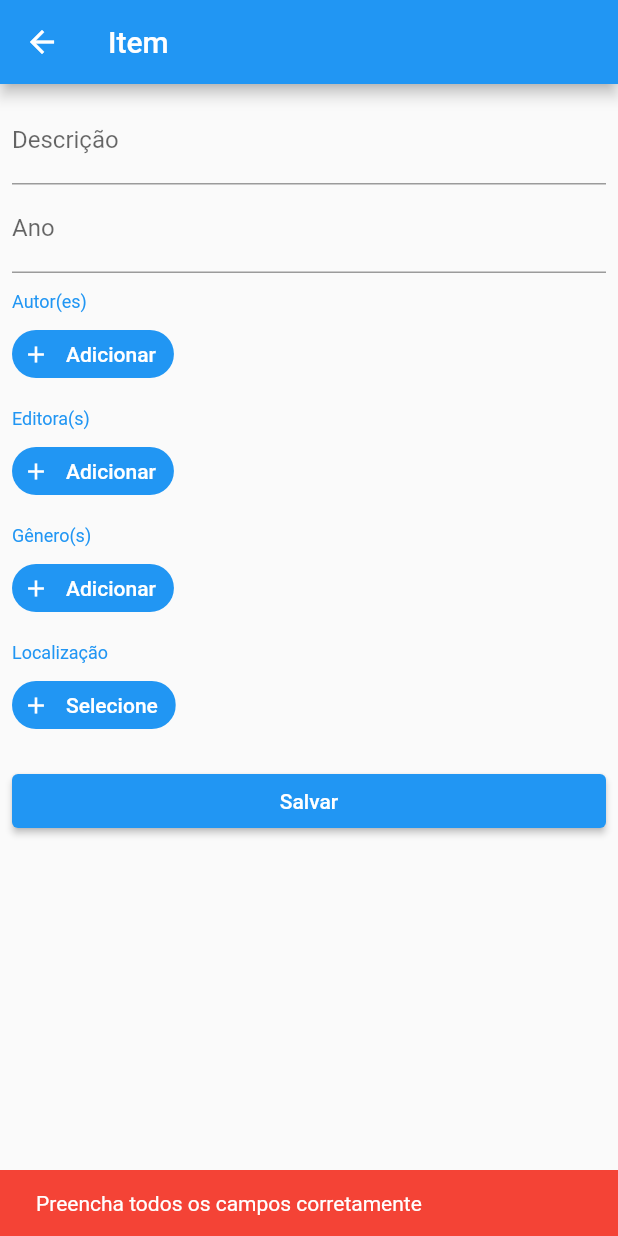
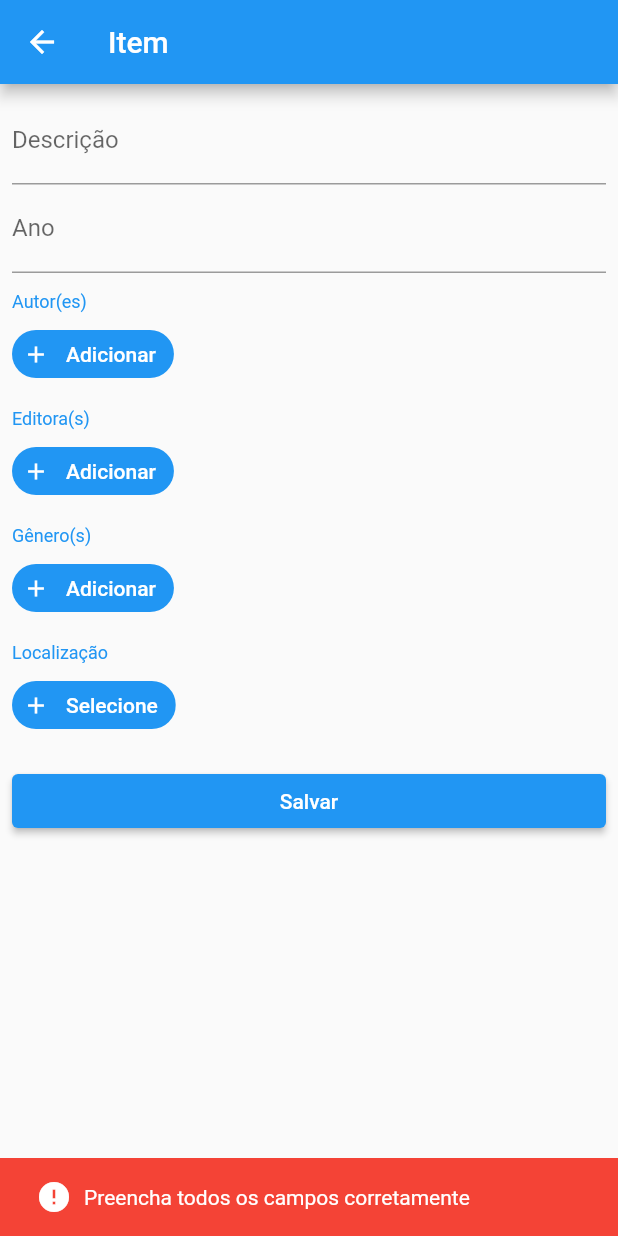
Before and after one commit to leandrofabianjr/minha-biblioteca-flutter, a Flutter app: the ItemsForm screen opened by its route, after a tap on "Salvar", on a phone screen of 412 x 824 dp. Run offline on Flutter 3.47's test engine with Material 2 defaults, Android fonts, the phone set to English and light mode, and no system bars; our stand-ins replace equatable, firebase_auth, firebase_core, flutter_mobx, flutter_modular, google_sign_in and 2 more; accounts and stored records are empty; generated files the repository leaves out were written again; network calls fail.

Commit message:
Continuado formulário de item

```diff
--- /dev/null
+++ b/lib/components/toast.dart
@@ -0,0 +1,64 @@
+import 'package:flutter/material.dart';
+
+class Toast {
+  final ScaffoldMessengerState? _scaffoldMessengerState;
+
+  Toast(this._scaffoldMessengerState);
+
+  void _showToast({
+    required IconData icon,
+    required String message,
+    required Color color,
+    SnackBarAction? action,
+  }) {
+    final foregroundColor =
+        ThemeData.estimateBrightnessForColor(color) == Brightness.dark
+            ? Colors.white
+            : Colors.black;
+
+    _scaffoldMessengerState?.removeCurrentSnackBar();
+    _scaffoldMessengerState?.showSnackBar(SnackBar(
+      content: SafeArea(
+        child: Row(
+          children: [
+            Icon(icon, color: foregroundColor),
+            SizedBox(width: 8),
+            Text(message, style: TextStyle(color: foregroundColor)),
+          ],
+        ),
+      ),
+      backgroundColor: color,
+      action: action,
+    ));
+  }
+
+  void error({
+    String message = 'Desculpe! Algo deu errado',
+    SnackBarAction? action,
+  }) {
+    _showToast(
+      icon: Icons.error,
+      message: message,
+      color: Colors.red,
+      action: action,
+    );
+  }
+
+  void success({
+    required String message,
+    SnackBarAction? action,
+  }) {
+    _showToast(
+      icon: Icons.check,
+      message: message,
+      color: Colors.green,
+      action: action,
+    );
+  }
+}
+
+extension ToastExtension on ScaffoldMessengerState? {
+  Toast get toast {
+    return Toast(this!);
+  }
+}
--- a/lib/pages/items_form/items_form_store.dart
+++ b/lib/pages/items_form/items_form_store.dart
@@ -33,23 +33,13 @@ abstract class _ItemsFormStore with Store {
   ObservableList<Genre>? genres;
 
   @observable
-  Location? _location;
-
-  final _$locationAtom = Atom(name: '_ItemsFormStore.location');
-
-  Location? get location {
-    _$locationAtom.reportRead();
-    return _location;
-  }
-
-  set location(Location? value) {
-    _$locationAtom.reportWrite(value, _location, () {
-      _location = value;
-    });
-  }
+  Location? location;
 
   @observable
-  bool hasErrors = false;
+  String? errorMessage;
+
+  @observable
+  bool? success;
 
   _ItemsFormStore({
     this.description,
@@ -57,8 +47,8 @@ abstract class _ItemsFormStore with Store {
     this.authors,
     this.publishers,
     this.genres,
-    Location? location,
-  }) : _location = location;
+    this.location,
+  });
 
   bool _isFormValid() {
     if (description?.isNotEmpty != null && description!.isNotEmpty) {
@@ -74,6 +64,8 @@ abstract class _ItemsFormStore with Store {
         }
       }
     }
+
+    errorMessage = 'Preencha todos os campos corretamente';
     return false;
   }
 
@@ -81,7 +73,7 @@ abstract class _ItemsFormStore with Store {
     loading = true;
 
     try {
-      if (hasErrors = !_isFormValid()) {
+      if (!_isFormValid()) {
         return;
       }
 
@@ -102,10 +94,23 @@ abstract class _ItemsFormStore with Store {
           location: location!,
         ),
       );
+      success = true;
+
+      _clearForm();
     } catch (e) {
       print(e);
+      errorMessage = 'Desculpe! Não foi possível criar o item.';
     }
 
     loading = false;
   }
+
+  void _clearForm() {
+    description = null;
+    year = null;
+    authors?.clear();
+    genres?.clear();
+    publishers?.clear();
+    location = null;
+  }
 }
--- a/lib/pages/items_form/items_form_widgets.dart
+++ b/lib/pages/items_form/items_form_widgets.dart
@@ -1,7 +1,9 @@
 import 'package:flutter/material.dart';
 import 'package:flutter_mobx/flutter_mobx.dart';
+import 'package:flutter_modular/flutter_modular.dart';
 import 'package:minha_biblioteca/components/dropdown_with_search/widgets.dart';
 import 'package:minha_biblioteca/components/year_picker_field.dart';
+import 'package:minha_biblioteca/components/toast.dart';
 import 'package:minha_biblioteca/models/author.dart';
 import 'package:minha_biblioteca/models/genre.dart';
 import 'package:minha_biblioteca/models/location.dart';
@@ -26,7 +28,8 @@ class ItemsForm extends StatefulWidget {
 
 class _ItemsFormState extends State<ItemsForm> {
   late final store = ItemsFormStore();
-  ReactionDisposer? _disposer;
+  ReactionDisposer? _disposerErrorMessage;
+  ReactionDisposer? _disposerSuccess;
 
   final _scaffoldMessengerKey = GlobalKey<ScaffoldMessengerState>();
 
@@ -34,14 +37,26 @@ class _ItemsFormState extends State<ItemsForm> {
   void initState() {
     super.initState();
     // a delay is used to avoid showing the snackbar too much when the connection drops in and out repeatedly
-    _disposer = reaction(
-      (_) => store.hasErrors,
+    _disposerErrorMessage = reaction(
+      (_) => store.errorMessage,
       (_) {
-        if (store.hasErrors) {
-          _scaffoldMessengerKey.currentState?.showSnackBar(SnackBar(
-            content: Text('Preencha todos os campos corretamente'),
-            backgroundColor: Colors.red,
-          ));
+        if (store.errorMessage != null) {
+          _scaffoldMessengerKey.currentState.toast
+              .error(message: store.errorMessage!);
+          store.errorMessage = null;
+        }
+      },
+    );
+    _disposerSuccess = reaction(
+      (_) => store.success,
+      (_) {
+        if (store.success != null && store.success!) {
+          _scaffoldMessengerKey.currentState.toast.success(
+              message: 'Item criado com sucesso',
+              action: SnackBarAction(
+                  label: 'Voltar para a listagem',
+                  onPressed: () => Modular.to.pushNamed('/items')));
+          store.success = null;
         }
       },
     );
@@ -49,7 +64,8 @@ class _ItemsFormState extends State<ItemsForm> {
 
   @override
   void dispose() {
-    _disposer!();
+    _disposerErrorMessage!();
+    _disposerSuccess!();
     super.dispose();
   }
 
```
Also changed, not shown: lib/pages/items_form/items_form_store.g.dart.
